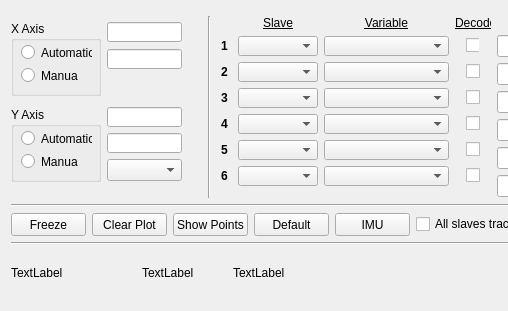
The window that ui/w_2dplot.ui (JFDuval/flexsea-plan) describes before a commit, drawn with Qt 5; both pictures show x 0 to 508 and y 0 to 311 of the 799 by 311 pixel window.
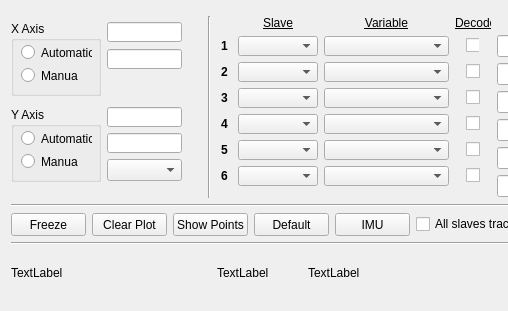
The same window after the commit.

Commit message: Quick patch: wider Point field (2DPlot)

```diff
--- a/ui/w_2dplot.ui
+++ b/ui/w_2dplot.ui
@@ -1904,7 +1904,7 @@
       <widget class="QLabel" name="label_pointHovered">
        <property name="minimumSize">
         <size>
-         <width>125</width>
+         <width>200</width>
          <height>0</height>
         </size>
        </property>
```
